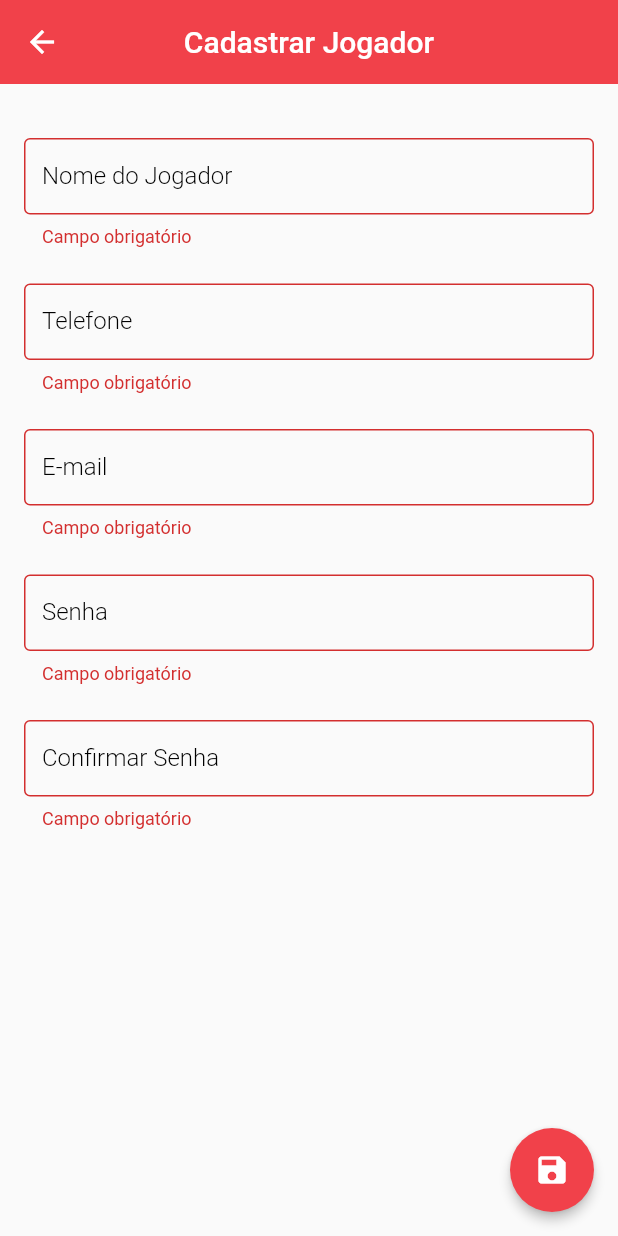
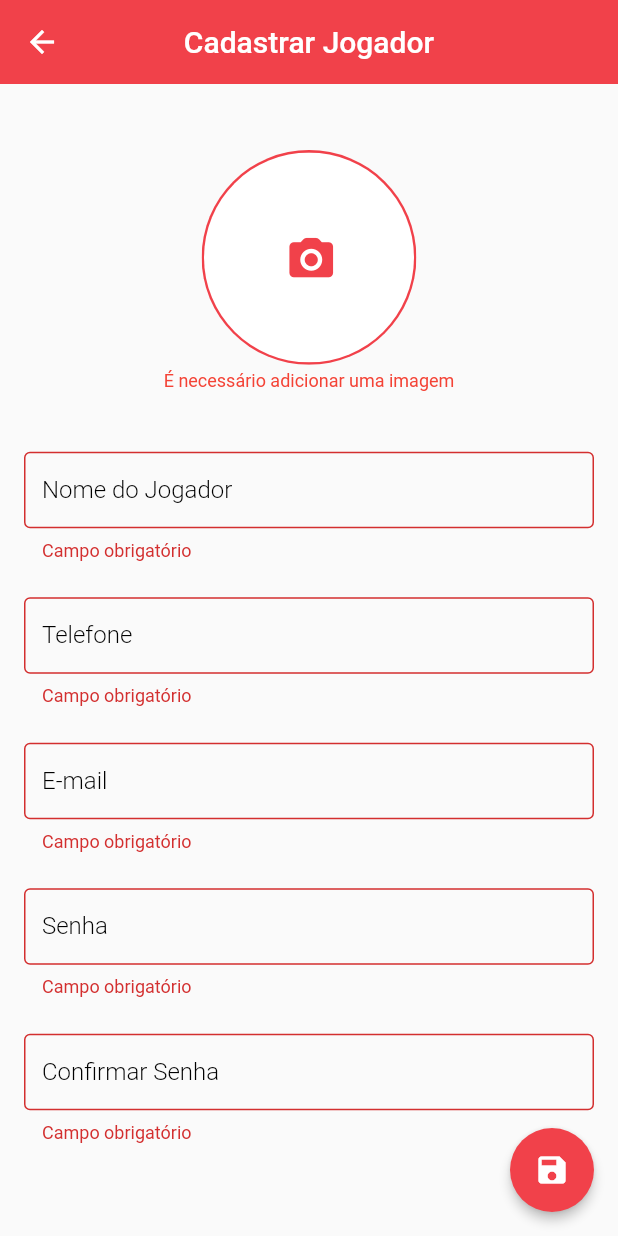
Before and after one commit to Yan22Oliveira/Trabalho-Jogadores-UNO, a Flutter app: the CadastrarJogadorScreen screen opened directly, after a tap on the "save" icon, on a phone screen of 412 x 824 dp. Run offline on Flutter 3.47's test engine with Material 2 defaults, Android fonts, the phone set to English and light mode, and no system bars; our stand-ins replace brasil_fields, dio, image_picker, shared_preferences; accounts and stored records are empty; network calls fail.

Commit message:
Persistência Local e Recursos Nativos

```diff
--- a/lib/api/jogadores/cadastrar_jogador.dart
+++ b/lib/api/jogadores/cadastrar_jogador.dart
@@ -1,9 +1,11 @@
 import 'dart:convert';
+import 'dart:io';
 
 import 'package:flutter/cupertino.dart';
 import 'package:flutter/material.dart';
 
 import 'package:dio/dio.dart';
+import 'package:image_picker/image_picker.dart';
 
 import '../../helpers/helpers.dart';
 import '../../models/models.dart';
@@ -17,6 +19,24 @@ class CadastrarJogador extends ChangeNotifier{
   set loading(bool value){
     _loading = value;
     notifyListeners();
+  }
+
+  //Pegar Imagem
+  final imagemTemporaria = PickedFile;
+  final _picker = ImagePicker();
+
+  File _imagem = File("");
+  File get imagem => _imagem;
+  set imagem(File value){
+    _imagem = value;
+    notifyListeners();
+  }
+
+  Future<void> pegarImagemGaleria(BuildContext context) async {
+    PickedFile? imagemTemporaria = await _picker.getImage(source: ImageSource.gallery);
+    if(imagemTemporaria!=null){
+      imagem = File(imagemTemporaria.path);
+    }
   }
 
   Future<void> postCadastrarJogador({
--- a/lib/api/login/login.dart
+++ b/lib/api/login/login.dart
@@ -1,11 +1,10 @@
 import 'dart:convert';
-import 'dart:io';
 
 import 'package:flutter/cupertino.dart';
 import 'package:flutter/material.dart';
 
 import 'package:dio/dio.dart';
-import 'package:image_picker/image_picker.dart';
+
 import 'package:intl/intl.dart';
 import 'package:shared_preferences/shared_preferences.dart';
 
@@ -30,24 +29,6 @@ class Login extends ChangeNotifier{
   }
 
   GlobalKey<ScaffoldState> scaffoldKeyLogin = GlobalKey<ScaffoldState>(debugLabel: '_scaffoldKeyLogin');
-
-  //Pegar Imagem
-  final imagemTemporaria = PickedFile;
-  final _picker = ImagePicker();
-
-  File _imagem = File("");
-  File get imagem => _imagem;
-  set imagem(File value){
-    _imagem = value;
-    notifyListeners();
-  }
-
-  Future<void> pegarImagemGaleria(BuildContext context) async {
-    PickedFile? imagemTemporaria = await _picker.getImage(source: ImageSource.gallery,imageQuality: 90,maxWidth: 600,maxHeight: 600);
-    if(imagemTemporaria!=null){
-      imagem = File(imagemTemporaria.path);
-    }
-  }
 
   bool _loading = false;
   bool get loading => _loading;
--- a/lib/screens/cadastrar_jogador/cadastrar_jogador_screen.dart
+++ b/lib/screens/cadastrar_jogador/cadastrar_jogador_screen.dart
@@ -128,7 +128,7 @@ class _CadastrarJogadorScreenState extends State<CadastrarJogadorScreen> {
             child: Form(
               key: formKey,
               child: Column(
-                crossAxisAlignment: CrossAxisAlignment.start,
+                crossAxisAlignment: CrossAxisAlignment.center,
                 children: [
                   if(cadastrarJogador.loading)
                     LinearProgressIndicator(
@@ -139,9 +139,82 @@ class _CadastrarJogadorScreenState extends State<CadastrarJogadorScreen> {
                   Padding(
                     padding: const EdgeInsets.symmetric(horizontal: 16),
                     child: Column(
-                      crossAxisAlignment: CrossAxisAlignment.start,
+                      crossAxisAlignment: CrossAxisAlignment.center,
                       children: [
-                        const SizedBox(height: 36,),
+
+                        const SizedBox(height: 40,),
+
+                        FormField(
+                          validator: (oferta){
+                            if(cadastrarJogador.imagem.path.isEmpty)
+                              return 'É necessário adicionar uma imagem';
+                            return null;
+                          },
+                          builder: (state){
+                            return Column(
+                              crossAxisAlignment: CrossAxisAlignment.center,
+                              children: [
+                                const SizedBox(height: 4,),
+                                ClipOval(
+                                  child: Container(
+                                    color: colorRedSalsa,
+                                    padding: EdgeInsets.all(1.6),
+                                    child: ClipOval(
+                                      child: Container(
+                                        height: 140,
+                                        width: 140,
+                                        color: Colors.white,
+                                        alignment: Alignment.center,
+                                        child: Stack(
+                                          children: [
+                                            if(cadastrarJogador.imagem.path.isNotEmpty)
+                                              Center(
+                                                child: Image.file(
+                                                  cadastrarJogador.imagem,
+                                                  height: 140,
+                                                ),
+                                              ),
+                                            Align(
+                                              alignment: cadastrarJogador.imagem.path.isNotEmpty?
+                                              Alignment.topRight:
+                                              Alignment.center,
+                                              child: Padding(
+                                                padding: const EdgeInsets.all(8.0),
+                                                child: IconButton(
+                                                  onPressed: ()async{
+                                                    await cadastrarJogador.pegarImagemGaleria(context);
+                                                  },
+                                                  tooltip: "Adicionar imagem",
+                                                  icon: Icon(
+                                                    Icons.camera_alt_rounded,
+                                                    color: colorRedSalsa,
+                                                    size: 35,
+                                                  ),
+                                                ),
+                                              ),
+                                            ),
+                                          ],
+                                        ),
+                                      ),
+                                    ),
+                                  ),
+                                ),
+                                if(state.hasError)
+                                  const SizedBox(height: 4,),
+                                if(state.hasError)
+                                  Text(
+                                    state.errorText as String,
+                                    style: const TextStyle(
+                                        color: Colors.red,
+                                        fontSize: 12
+                                    ),
+                                  ),
+                              ],
+                            );
+                          },
+
+                        ),
+                        const SizedBox(height: 40,),
                         TextFormField(
                           controller: _nomeController,
                           keyboardType: TextInputType.text,
```
Also changed, not shown: prints/galeria.png (added), prints/validar.png (added), 3 other files.
